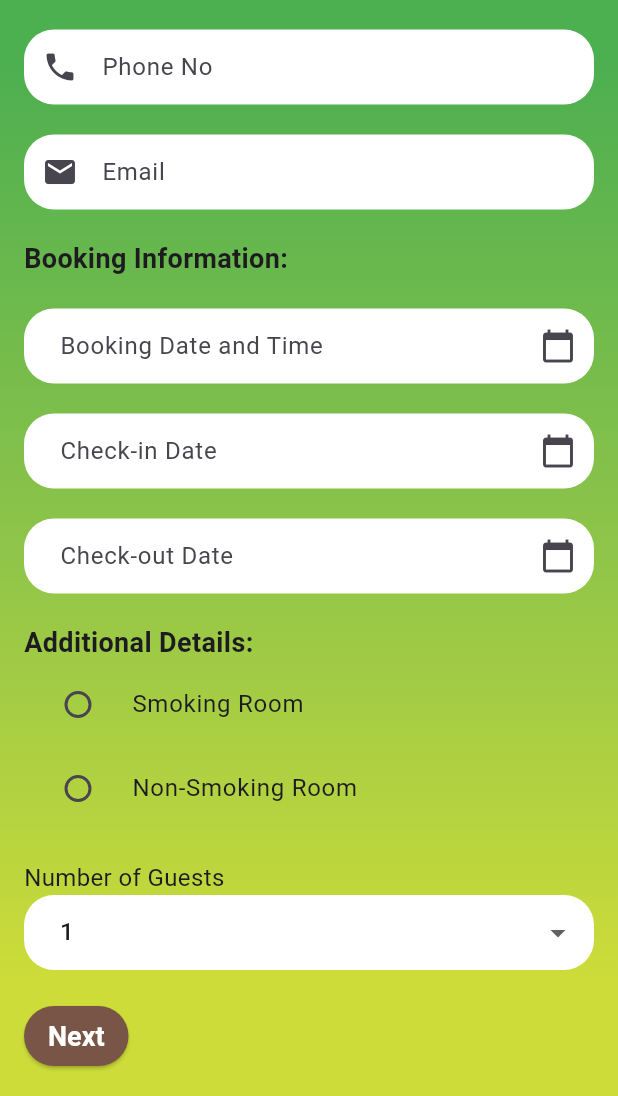
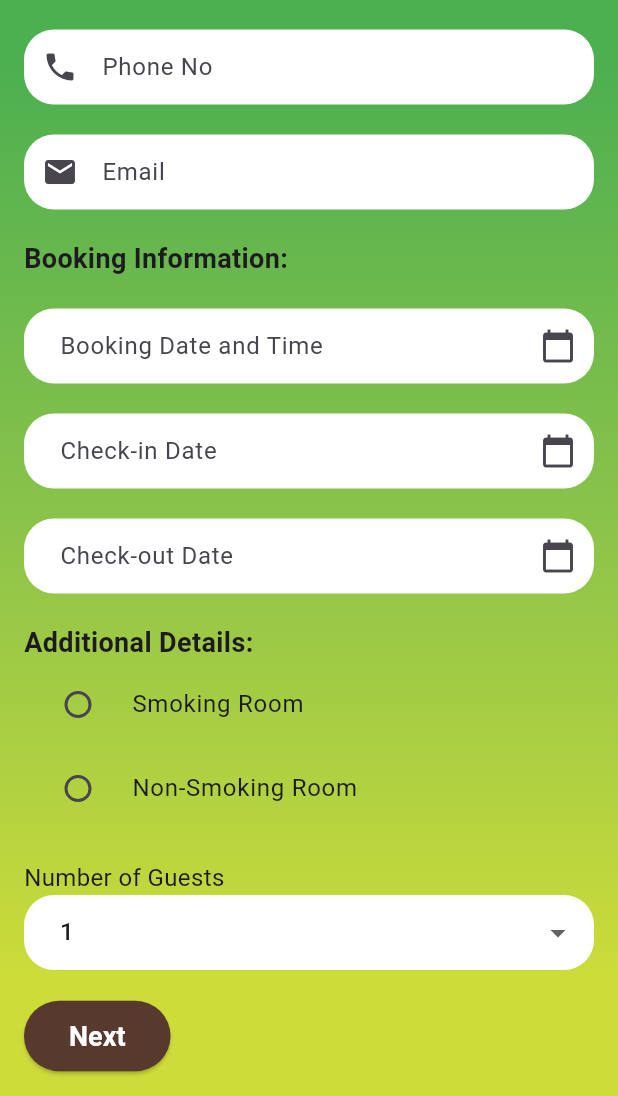
Before and after one commit to afeefnih/Assignment-Mobile, a Flutter app: the BookingPage1 screen opened directly, scrolled down 145 dp, on a phone screen of 412 x 824 dp, the part 140-1236 px from its top. Run offline on Flutter 3.47's test engine with Material 3 defaults, Android fonts, the phone set to English and light mode, and no system bars; our stand-ins replace flutter_rating_bar, sqflite; accounts and stored records are empty.

Commit message:
Update booking_page_1.dart

```diff
--- a/lib/booking_page_1.dart
+++ b/lib/booking_page_1.dart
@@ -282,11 +282,6 @@ class _BookingPage1State extends State<BookingPage1> {
                 ),
                 const SizedBox(height: 20),
                 ElevatedButton(
-                    style: ButtonStyle(
-                      backgroundColor: MaterialStateProperty.all(Colors.brown),
-                      foregroundColor: MaterialStateProperty.all(Colors.white),
-                      padding: MaterialStateProperty.all(EdgeInsets.symmetric(horizontal: 16, vertical: 8)),
-                    ),
                     onPressed: () {
                     if (_formKey.currentState?.validate() ?? false) {
                       // Calculate the number of days
```
